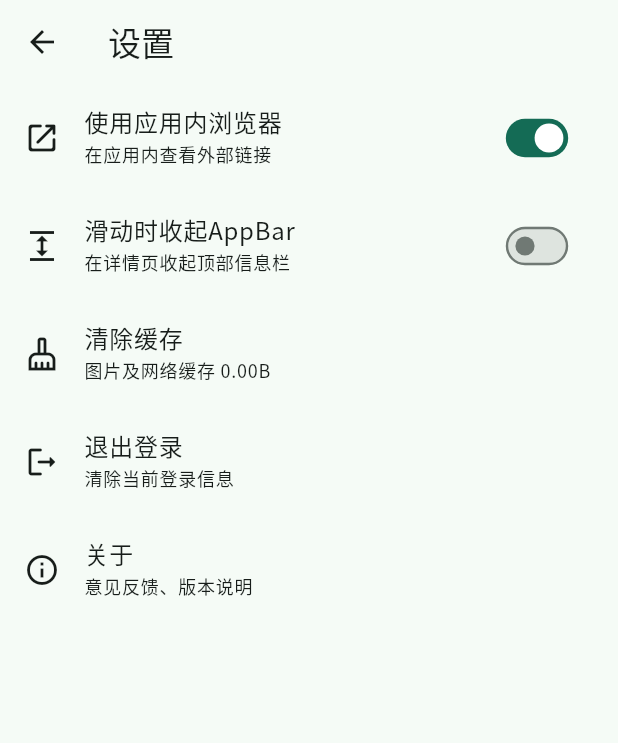
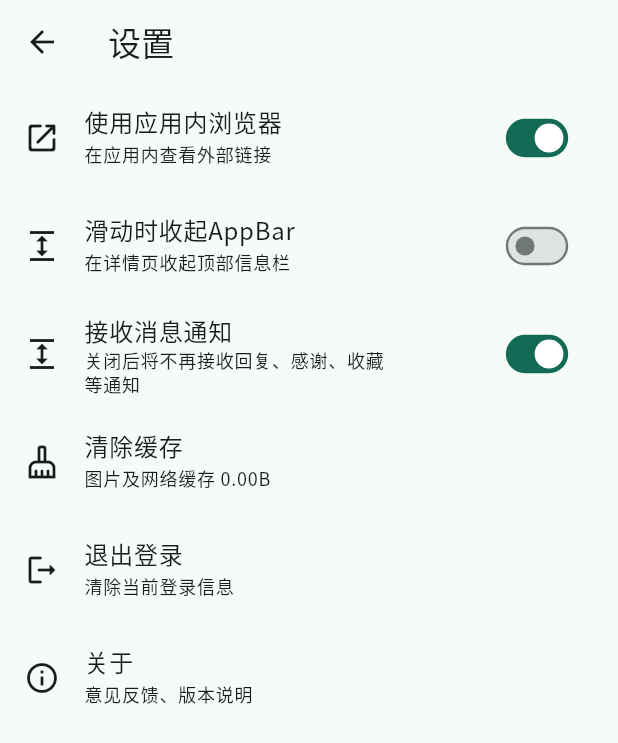
Before and after one commit to guozhigq/flutter_v2ex, a Flutter app: the SettingPage screen opened by its route, on a phone screen of 412 x 824 dp. Shown: the top 743 px of the screen. Run offline on Flutter 3.47's test engine with Material 2 defaults, Android fonts, the phone set to English and light mode, and no system bars; drawn by our look-alikes of dynamic_color; our stand-ins replace cached_network_image, cookie_jar, device_info_plus, dio, dio_cookie_manager, easy_refresh and 12 more; missing offline and left inert: dio_http2_adapter, dio_http_cache, extended_tabs, flutter_html_iframe, flutter_inappwebview, quick_actions and 1 more; accounts and stored records are empty.

Commit message:
mod:消息通知开关

```diff
--- a/lib/main.dart
+++ b/lib/main.dart
@@ -97,7 +97,6 @@ class _MyAppState extends State<MyApp> {
         currentThemeValue = arg;
       });
     });
-
     eventBus.on('unRead', (arg) {
       LocalNoticeService().show(arg);
     });
--- a/lib/pages/page_setting.dart
+++ b/lib/pages/page_setting.dart
@@ -24,6 +24,7 @@ class _SettingPageState extends State<SettingPage> {
   bool loginStatus = GStorage().getLoginStatus();
   String cacheSize = '';
   bool expendAppBar = GStorage().getExpendAppBar();
+  bool noticeOn = GStorage().getNoticeOn();
 
   @override
   void initState() {
@@ -174,6 +175,23 @@ class _SettingPageState extends State<SettingPage> {
             ),
           ),
           ListTile(
+            onTap: () {},
+            leading: Icon(Icons.expand, color: iconStyle),
+            title: const Text('接收消息通知'),
+            subtitle: Text('关闭后将不再接收回复、感谢、收藏\n等通知', style: subTitleStyle),
+            trailing: Transform.scale(
+              scale: 0.8,
+              child: Switch(
+                  value: noticeOn,
+                  onChanged: (value) {
+                    setState(() {
+                      noticeOn = !noticeOn;
+                      GStorage().setNoticeOn(noticeOn);
+                    });
+                  }),
+            ),
+          ),
+          ListTile(
             onTap: () async{
               var cleanStatus =  await CacheManage().clearCacheAll();
               if(cleanStatus){
--- a/lib/service/local_notice.dart
+++ b/lib/service/local_notice.dart
@@ -10,6 +10,7 @@ import 'package:timezone/data/latest_all.dart' as tz;
 import 'package:flutter_native_timezone/flutter_native_timezone.dart';
 import 'package:flutter_local_notifications/flutter_local_notifications.dart';
 import 'package:flutter_v2ex/models/web/item_member_notice.dart';
+import 'package:flutter_v2ex/utils/storage.dart';
 
 class LocalNoticeService {
   int noticeId = 0; //  通知id
@@ -154,6 +155,11 @@ class LocalNoticeService {
   }
 
   void show(count) async{
+    /// 消息通知开关
+    bool noticeOn = GStorage().getNoticeOn();
+    if(!noticeOn) {
+      print('local_notice 162 Line: 不接收消息通知');
+    }
     /// 发送通知前检查目前通知状态、数量
     print('local notice: $count');
     int noticeCount = await _getActive();
--- a/lib/utils/storage.dart
+++ b/lib/utils/storage.dart
@@ -15,7 +15,8 @@ enum StoreKeys {
   signStatus,
   nodes,
   linkOpenInApp,
-  expendAppBar
+  expendAppBar,
+  noticeOn
 }
 
 class GStorage {
@@ -104,4 +105,9 @@ class GStorage {
   bool getExpendAppBar() =>
       _box.read<bool>(StoreKeys.expendAppBar.toString()) ?? false;
 
+  // 消息通知
+  setNoticeOn(bool value) => _box.write(StoreKeys.noticeOn.toString(), value);
+  bool getNoticeOn() =>
+      _box.read<bool>(StoreKeys.noticeOn.toString()) ?? true;
+
 }
```
